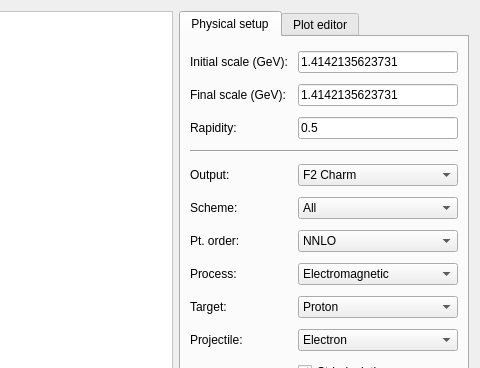
scarrazza/apfel, file apfelgui2/forms/plotdis.ui: the form before one commit; both pictures show x 538 to 1018 and y 0 to 368 of the 1018 by 643 pixel window.
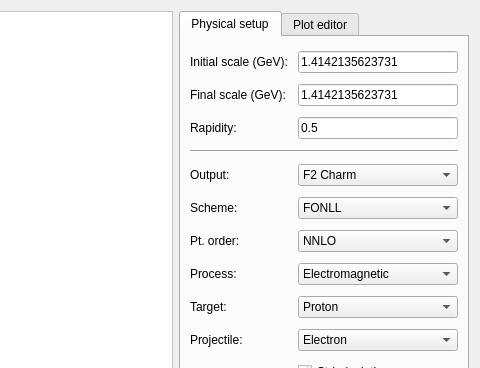
The form after the commit. Icons and pictures are not drawn.

Patch:
```diff
--- a/apfelgui2/forms/plotdis.ui
+++ b/apfelgui2/forms/plotdis.ui
@@ -247,7 +247,7 @@
        <item row="5" column="2">
         <widget class="QComboBox" name="scheme">
          <property name="currentIndex">
-          <number>3</number>
+          <number>0</number>
          </property>
          <item>
           <property name="text">
```
Left out of the diff: 2 changed lines with no effect on the pictures.
